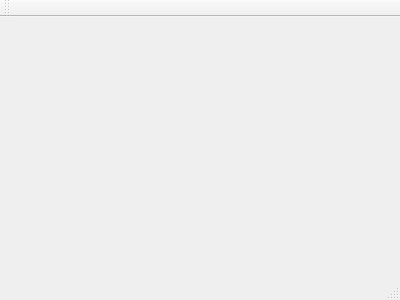
Above: mainwindow.ui from 23soya/QtSample before the change. Below: the same form after it.
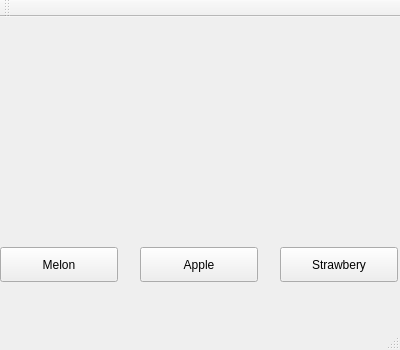
That is the form after the change.

Commit message: UIボタン追加

Patch:
```diff
--- a/mainwindow.ui
+++ b/mainwindow.ui
@@ -1,24 +1,79 @@
 <ui version="4.0">
  <class>MainWindow</class>
- <widget class="QMainWindow" name="MainWindow" >
-  <property name="geometry" >
+ <widget class="QMainWindow" name="MainWindow">
+  <property name="geometry">
    <rect>
     <x>0</x>
     <y>0</y>
     <width>400</width>
-    <height>300</height>
+    <height>350</height>
    </rect>
   </property>
   <property name="windowTitle" >
    <string>MainWindow</string>
   </property>
-  <widget class="QMenuBar" name="menuBar" />
-  <widget class="QToolBar" name="mainToolBar" />
-  <widget class="QWidget" name="centralWidget" />
-  <widget class="QStatusBar" name="statusBar" />
+  <widget class="QWidget" name="centralWidget">
+   <widget class="QPushButton" name="pushButton_Melon">
+    <property name="geometry">
+     <rect>
+      <x>0</x>
+      <y>230</y>
+      <width>118</width>
+      <height>35</height>
+     </rect>
+    </property>
+    <property name="text">
+     <string>Melon</string>
+    </property>
+   </widget>
+   <widget class="QPushButton" name="pushButton_Apple">
+    <property name="geometry">
+     <rect>
+      <x>140</x>
+      <y>230</y>
+      <width>118</width>
+      <height>35</height>
+     </rect>
+    </property>
+    <property name="text">
+     <string>Apple</string>
+    </property>
+   </widget>
+   <widget class="QPushButton" name="pushButton_Strawbery">
+    <property name="geometry">
+     <rect>
+      <x>280</x>
+      <y>230</y>
+      <width>118</width>
+      <height>35</height>
+     </rect>
+    </property>
+    <property name="text">
+     <string>Strawbery</string>
+    </property>
+   </widget>
+  </widget>
+  <widget class="QMenuBar" name="menuBar">
+   <property name="geometry">
+    <rect>
+     <x>0</x>
+     <y>0</y>
+     <width>400</width>
+     <height>21</height>
+    </rect>
+   </property>
+  </widget>
+  <widget class="QToolBar" name="mainToolBar">
+   <attribute name="toolBarArea">
+    <enum>TopToolBarArea</enum>
+   </attribute>
+   <attribute name="toolBarBreak">
+    <bool>false</bool>
+   </attribute>
+  </widget>
+  <widget class="QStatusBar" name="statusBar"/>
  </widget>
- <layoutDefault spacing="6" margin="11" />
- <pixmapfunction></pixmapfunction>
+ <layoutdefault spacing="6" margin="11"/>
  <resources/>
  <connections/>
 </ui>
```
Left out of the diff: 3 changed lines with no effect on the pictures.
